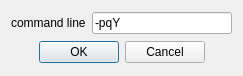
cgogn/SCHNApps, file schnapps/plugins/volume_mesh_from_surface/tetgen_export.ui: the form before one commit.
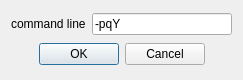
The form after the commit.

What changed in the file:
```diff
--- a/schnapps/plugins/volume_mesh_from_surface/tetgen_export.ui
+++ b/schnapps/plugins/volume_mesh_from_surface/tetgen_export.ui
@@ -8,7 +8,7 @@
     <x>0</x>
     <y>0</y>
     <width>243</width>
-    <height>76</height>
+    <height>80</height>
    </rect>
   </property>
   <property name="windowTitle">
```
Left out of the diff: 6 changed lines with no effect on the pictures.
